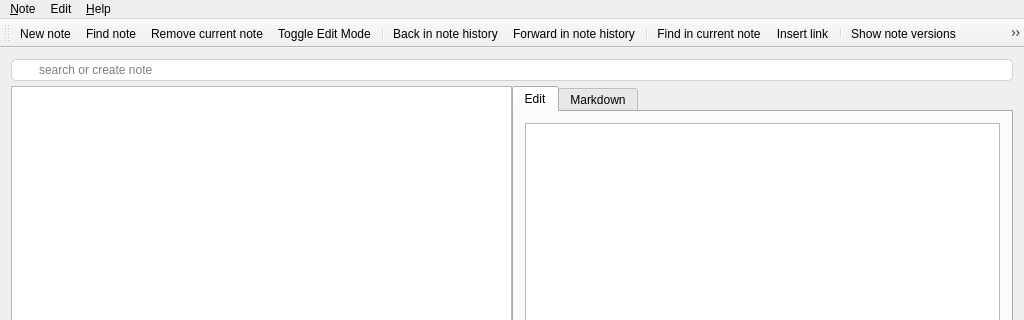
Before: the Qt Designer form src/mainwindow.ui in pbek/QOwnNotes, drawn with Qt 5; both pictures show x 0 to 1024 and y 0 to 320 of the 1024 by 768 pixel window.
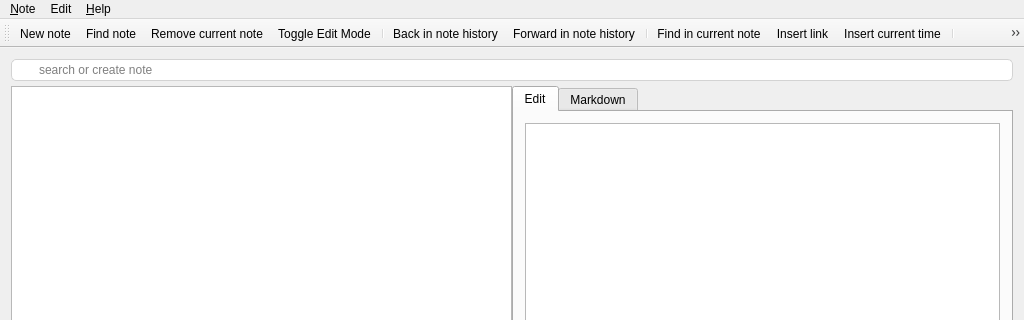
After: the same form once the commit is applied. Icons and pictures are not drawn.

Commit message: an *Insert current time* button was added to the toolbar so that the feature also work in Gnome on GNU/Linux

Patch:
```diff
--- a/src/mainwindow.ui
+++ b/src/mainwindow.ui
@@ -349,6 +349,7 @@
    <addaction name="separator"/>
    <addaction name="action_Find_text_in_note"/>
    <addaction name="actionInsert_Link_to_note"/>
+   <addaction name="actionInsert_current_time"/>
    <addaction name="separator"/>
    <addaction name="actionShow_versions"/>
    <addaction name="actionShow_trash"/>
```
Left out of the diff: 2 changed lines with no effect on the pictures. The commit also changes 3 other files.
